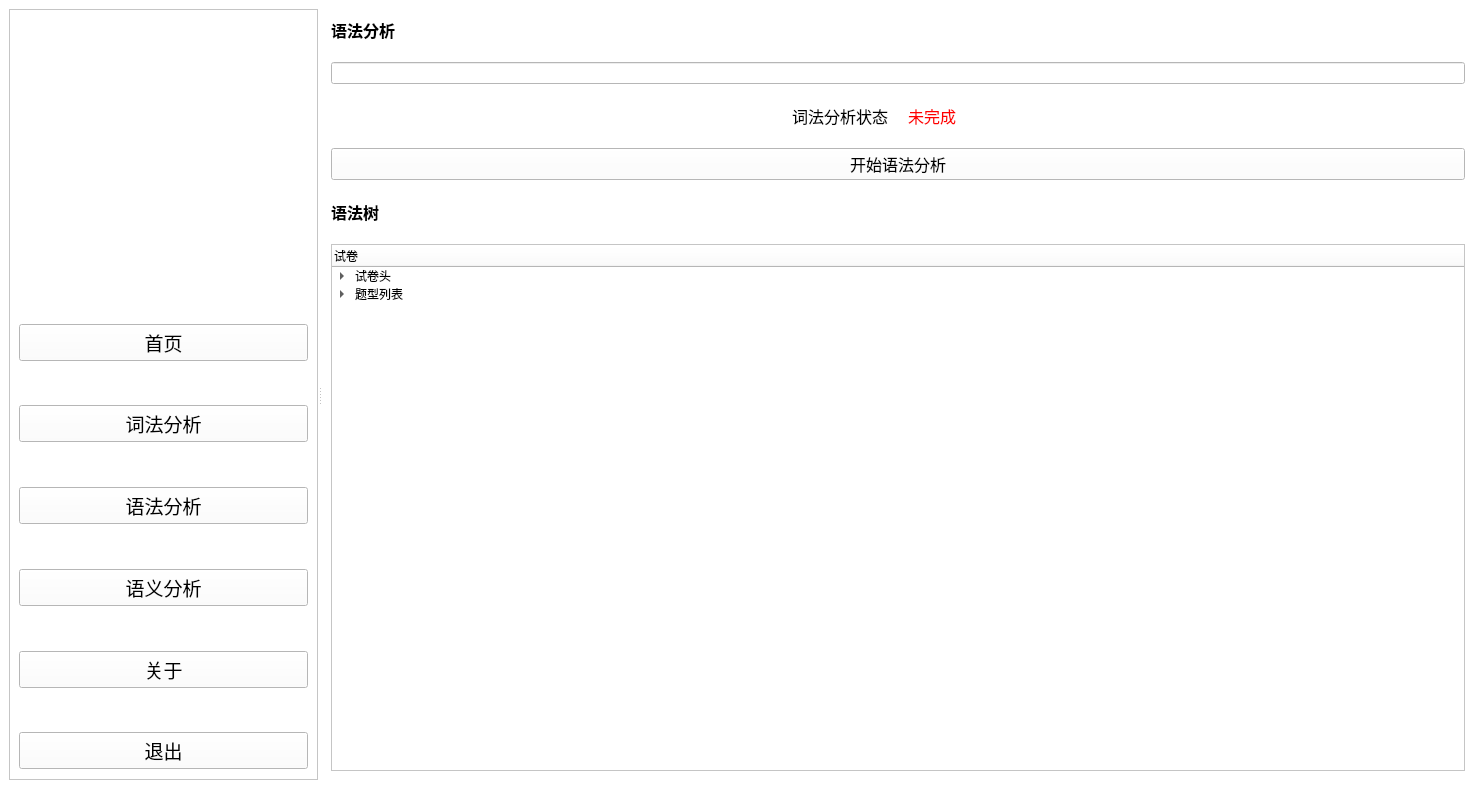
Above: frontend/mainWin.ui from cylqqqcyl/exam-compiler before the change. Below: the same form after it.
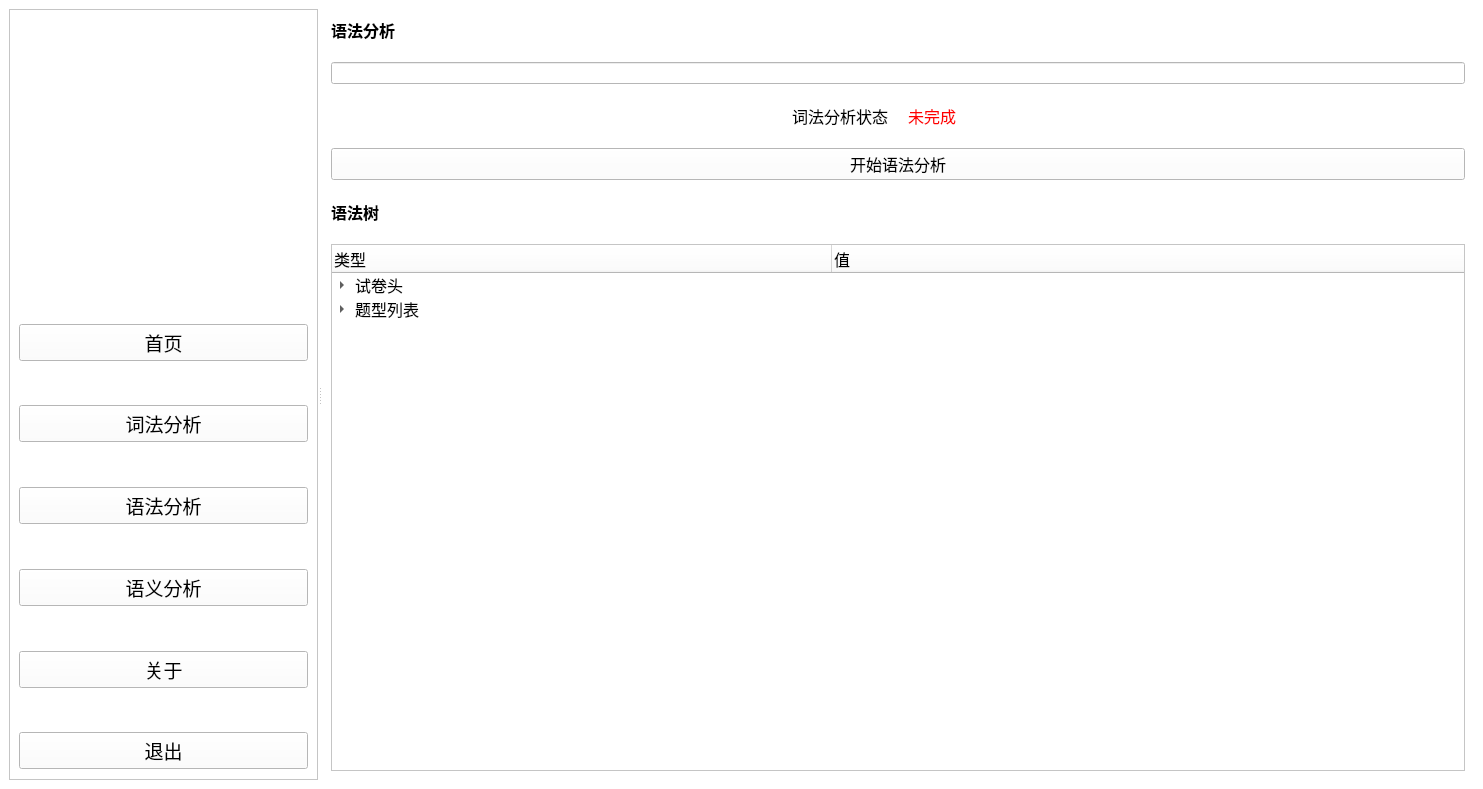
That is the form after the change. The open tabs and pages were chosen to show the change. Icons and pictures are not drawn.

What changed in the file:
```diff
--- a/frontend/mainWin.ui
+++ b/frontend/mainWin.ui
@@ -1252,9 +1252,38 @@
          </item>
          <item>
           <widget class="QTreeWidget" name="parserTree">
+           <property name="font">
+            <font>
+             <family>微软雅黑</family>
+             <pointsize>12</pointsize>
+            </font>
+           </property>
+           <attribute name="headerMinimumSectionSize">
+            <number>500</number>
+           </attribute>
+           <attribute name="headerDefaultSectionSize">
+            <number>500</number>
+           </attribute>
            <column>
             <property name="text">
-             <string notr="true">试卷</string>
+             <string notr="true">类型</string>
+            </property>
+            <property name="font">
+             <font>
+              <family>微软雅黑</family>
+              <pointsize>12</pointsize>
+             </font>
+            </property>
+           </column>
+           <column>
+            <property name="text">
+             <string>值</string>
+            </property>
+            <property name="font">
+             <font>
+              <family>微软雅黑</family>
+              <pointsize>12</pointsize>
+             </font>
             </property>
            </column>
            <item>
```
